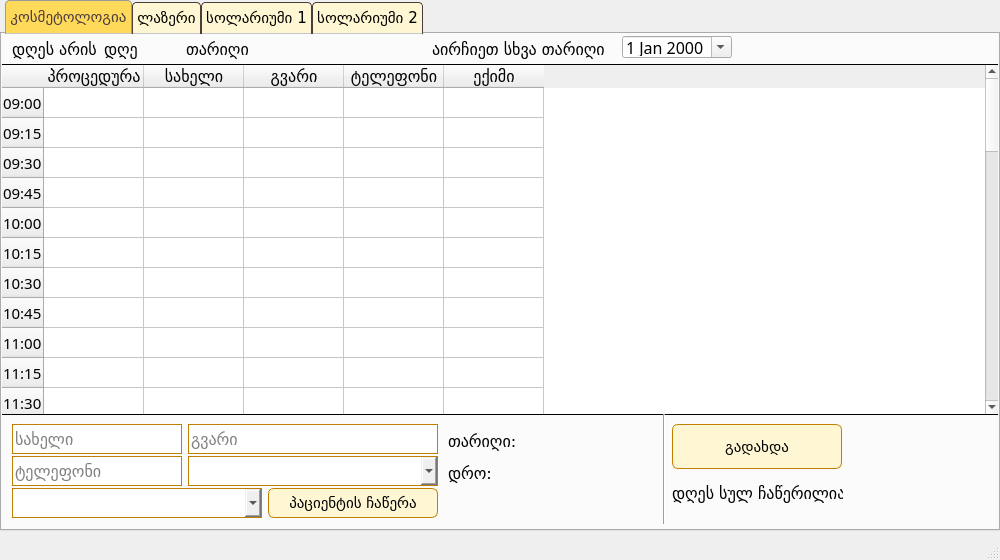
First picture: the form in ui/main_window.ui, repository bekashvelidze/renew-commercial, before the edit.
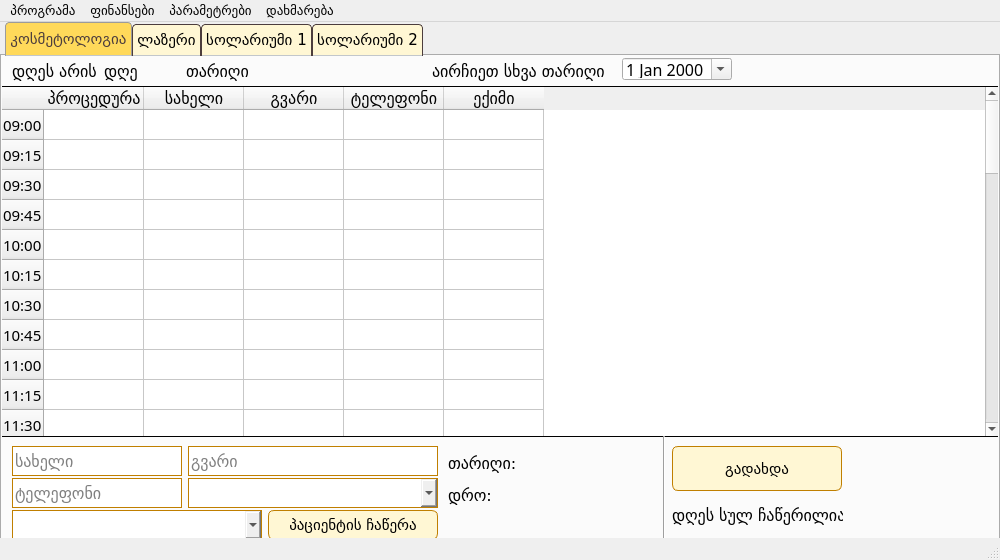
Second picture: the form after the edit.

Commit message: added menu bar and items

What changed in the file:
```diff
--- a/ui/main_window.ui
+++ b/ui/main_window.ui
@@ -2983,9 +2983,70 @@
      <x>0</x>
      <y>0</y>
      <width>1000</width>
-     <height>21</height>
+     <height>23</height>
     </rect>
    </property>
+   <property name="font">
+    <font>
+     <family>Segoe UI</family>
+     <pointsize>10</pointsize>
+     <weight>50</weight>
+     <bold>false</bold>
+    </font>
+   </property>
+   <widget class="QMenu" name="menu">
+    <property name="font">
+     <font>
+      <family>Segoe UI</family>
+      <pointsize>10</pointsize>
+      <weight>50</weight>
+      <bold>false</bold>
+     </font>
+    </property>
+    <property name="title">
+     <string>პროგრამა</string>
+    </property>
+    <addaction name="action"/>
+   </widget>
+   <widget class="QMenu" name="menu_2">
+    <property name="font">
+     <font>
+      <pointsize>10</pointsize>
+     </font>
+    </property>
+    <property name="title">
+     <string>ფინანსები</string>
+    </property>
+    <addaction name="action_2"/>
+    <addaction name="action_3"/>
+   </widget>
+   <widget class="QMenu" name="menu_3">
+    <property name="font">
+     <font>
+      <pointsize>10</pointsize>
+     </font>
+    </property>
+    <property name="title">
+     <string>პარამეტრები</string>
+    </property>
+    <addaction name="action_4"/>
+    <addaction name="action_5"/>
+    <addaction name="action_6"/>
+   </widget>
+   <widget class="QMenu" name="menu_4">
+    <property name="font">
+     <font>
+      <pointsize>10</pointsize>
+     </font>
+    </property>
+    <property name="title">
+     <string>დახმარება</string>
+    </property>
+   </widget>
+   <addaction name="menu"/>
+   <addaction name="menu_2"/>
+   <addaction name="menu_3"/>
+   <addaction name="menu_4"/>
   </widget>
   <widget class="QStatusBar" name="statusbar"/>
  </widget>
```
Left out of the diff: 66 changed lines with no effect on the pictures.
